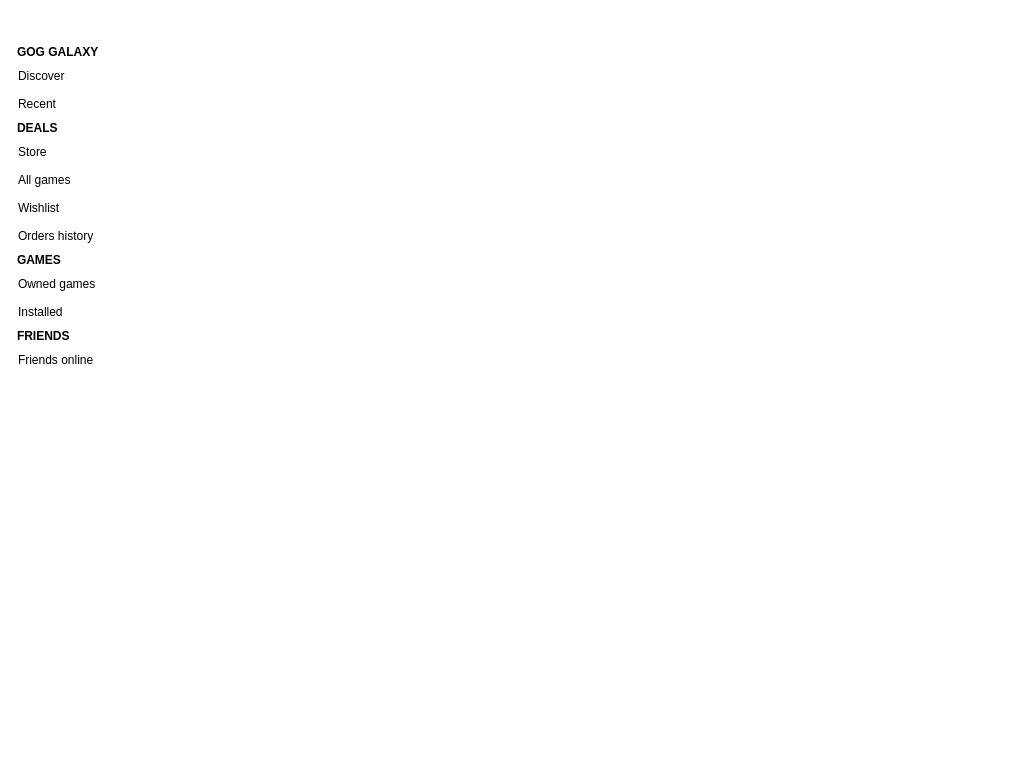
First picture: the form in windows/mainwindow.ui, repository pamugk/nebulae-qt, before the edit.
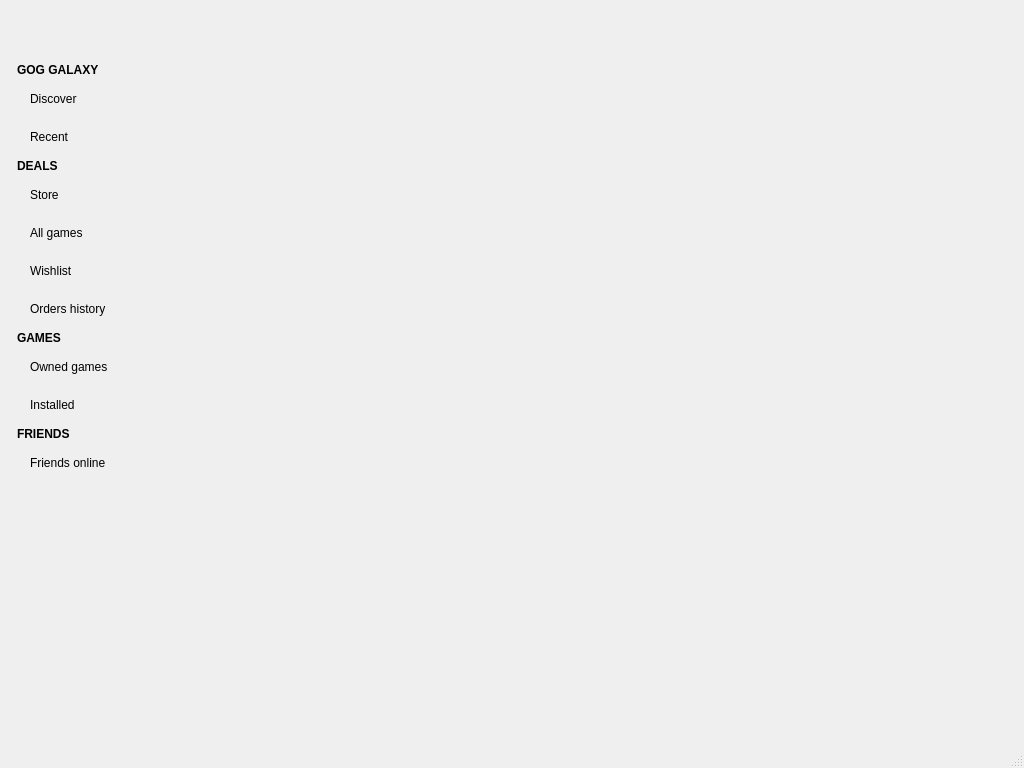
Second picture: the form after the edit. Icons and pictures are not drawn.

Patch:
```diff
--- a/windows/mainwindow.ui
+++ b/windows/mainwindow.ui
@@ -17,16 +17,16 @@
    <iconset resource="../resources.qrc">
     <normaloff>:/icons/gog-galaxy.svg</normaloff>:/icons/gog-galaxy.svg</iconset>
   </property>
-  <property name="styleSheet">
-   <string notr="true">background-color: rgb(255, 255, 255);</string>
-  </property>
-  <widget class="QWidget" name="content">
-   <layout class="QGridLayout" name="gridLayout">
+  <widget class="QWidget" name="scaffold">
+   <layout class="QGridLayout" name="scaffoldLayout">
     <item row="0" column="1">
-     <widget class="QWidget" name="horizontalWidget" native="true">
+     <widget class="QWidget" name="header" native="true">
       <layout class="QHBoxLayout" name="mainContentHeader">
        <item>
         <widget class="QPushButton" name="navigateBackButton">
+         <property name="enabled">
+          <bool>false</bool>
+         </property>
          <property name="cursor">
           <cursorShape>PointingHandCursor</cursorShape>
          </property>
@@ -44,6 +44,9 @@
        </item>
        <item>
         <widget class="QPushButton" name="navigateForwardButton">
+         <property name="enabled">
+          <bool>false</bool>
+         </property>
          <property name="cursor">
           <cursorShape>PointingHandCursor</cursorShape>
          </property>
@@ -88,6 +91,7 @@
       </property>
       <property name="styleSheet">
        <string notr="true">QPushButton {
+    padding: 8px 12px 8px 12px;
 	text-align: left;
 }
 
@@ -112,6 +116,7 @@
         <widget class="QWidget" name="drawerHeader" native="true">
          <property name="styleSheet">
           <string notr="true">QPushButton {
+    padding: 12px;
 	text-align:center;
 }</string>
          </property>
@@ -234,6 +239,9 @@
           <iconset resource="../resources.qrc">
            <normaloff>:/icons/layer-group.svg</normaloff>:/icons/layer-group.svg</iconset>
          </property>
+         <property name="checkable">
+          <bool>true</bool>
+         </property>
          <property name="flat">
           <bool>true</bool>
          </property>
@@ -257,6 +265,9 @@
           <iconset resource="../resources.qrc">
            <normaloff>:/icons/calendar.svg</normaloff>:/icons/calendar.svg</iconset>
          </property>
+         <property name="checkable">
+          <bool>true</bool>
+         </property>
          <property name="flat">
           <bool>true</bool>
          </property>
@@ -281,6 +292,9 @@
           <iconset resource="../resources.qrc">
            <normaloff>:/icons/cart-shopping.svg</normaloff>:/icons/cart-shopping.svg</iconset>
          </property>
+         <property name="checkable">
+          <bool>true</bool>
+         </property>
          <property name="flat">
           <bool>true</bool>
          </property>
@@ -298,6 +312,12 @@
           <iconset resource="../resources.qrc">
            <normaloff>:/icons/tag.svg</normaloff>:/icons/tag.svg</iconset>
          </property>
+         <property name="checkable">
+          <bool>true</bool>
+         </property>
+         <property name="checked">
+          <bool>false</bool>
+         </property>
          <property name="flat">
           <bool>true</bool>
          </property>
@@ -315,6 +335,9 @@
           <iconset resource="../resources.qrc">
            <normaloff>:/icons/heart.svg</normaloff>:/icons/heart.svg</iconset>
          </property>
+         <property name="checkable">
+          <bool>true</bool>
+         </property>
          <property name="flat">
           <bool>true</bool>
          </property>
@@ -332,6 +355,9 @@
           <iconset resource="../resources.qrc">
            <normaloff>:/icons/receipt.svg</normaloff>:/icons/receipt.svg</iconset>
          </property>
+         <property name="checkable">
+          <bool>true</bool>
+         </property>
          <property name="flat">
           <bool>true</bool>
          </property>
@@ -356,6 +382,9 @@
           <iconset resource="../resources.qrc">
            <normaloff>:/icons/list.svg</normaloff>:/icons/list.svg</iconset>
          </property>
+         <property name="checkable">
+          <bool>true</bool>
+         </property>
          <property name="flat">
           <bool>true</bool>
          </property>
@@ -373,6 +402,9 @@
           <iconset resource="../resources.qrc">
            <normaloff>:/icons/desktop.svg</normaloff>:/icons/desktop.svg</iconset>
          </property>
+         <property name="checkable">
+          <bool>true</bool>
+         </property>
          <property name="flat">
           <bool>true</bool>
          </property>
@@ -397,6 +429,9 @@
           <iconset resource="../resources.qrc">
            <normaloff>:/icons/user-group.svg</normaloff>:/icons/user-group.svg</iconset>
          </property>
+         <property name="checkable">
+          <bool>true</bool>
+         </property>
          <property name="flat">
           <bool>true</bool>
          </property>
```
Left out of the diff: 9 changed lines with no effect on the pictures.
